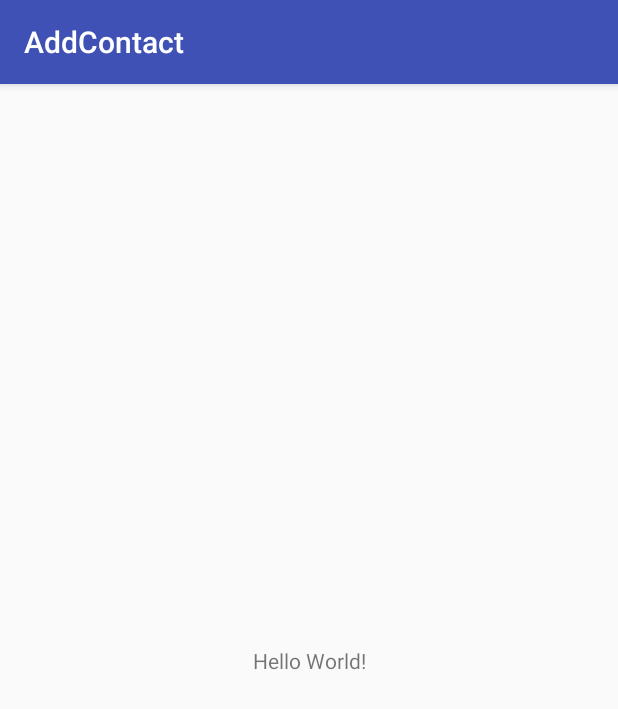
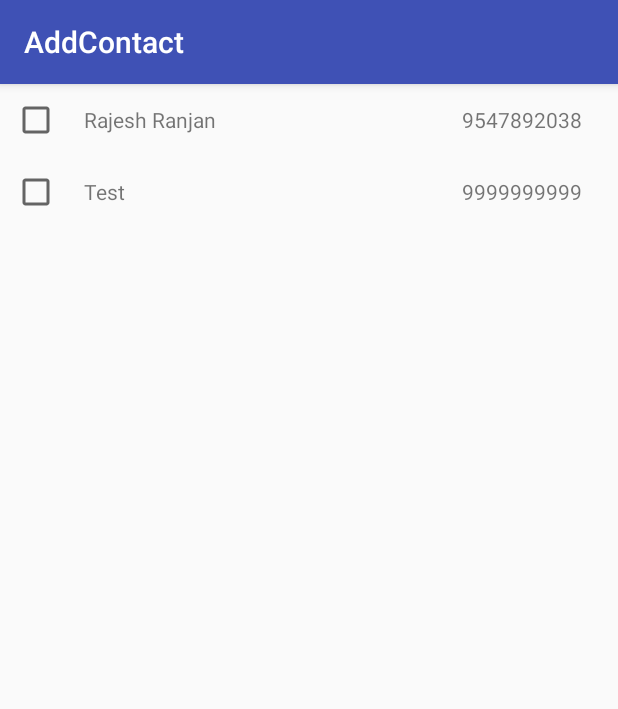
Before and after one commit to VeeraAnudeep/AddCsvContacts, an Android app: the screen it shows after launch (MainActivity), on a phone screen of 412 x 824 dp. Shown: the top 709 px of the screen. Run offline under Robolectric (Android 15) with nearby library versions, the phone set to English and light mode, and no system bars.

```diff
--- a/app/build.gradle
+++ b/app/build.gradle
@@ -24,6 +24,8 @@ dependencies {
     androidTestCompile('com.android.support.test.espresso:espresso-core:2.2.2', {
         exclude group: 'com.android.support', module: 'support-annotations'
     })
+    compile 'com.android.support:recyclerview-v7:25.3.1'
+    compile 'com.android.support:design:25.3.1'
     compile 'com.android.support:appcompat-v7:25.3.1'
     compile 'com.android.support.constraint:constraint-layout:1.0.2'
     testCompile 'junit:junit:4.12'
--- a/app/src/main/java/com/veera/addcontacts/CSVFile.java
+++ b/app/src/main/java/com/veera/addcontacts/CSVFile.java
@@ -7,13 +7,13 @@ import java.util.ArrayList;
 import java.util.List;
 
 public class CSVFile {
-    InputStream inputStream;
+    private InputStream inputStream;
 
     public CSVFile(InputStream inputStream){
         this.inputStream = inputStream;
     }
 
-    public List read(){
+    public List<String[]> read(){
         List resultList = new ArrayList();
         BufferedReader reader = new BufferedReader(new InputStreamReader(inputStream));
         try {
--- /dev/null
+++ b/app/src/main/java/com/veera/addcontacts/ContactAdapter.java
@@ -0,0 +1,56 @@
+package com.veera.addcontacts;
+
+import android.support.v7.widget.RecyclerView;
+import android.view.LayoutInflater;
+import android.view.View;
+import android.view.ViewGroup;
+import android.widget.CheckBox;
+import android.widget.TextView;
+
+import java.util.List;
+
+/**
+ * Created by veera on 21/06/17.
+ */
+
+public class ContactAdapter extends RecyclerView.Adapter<ContactAdapter.ContactViewHolder> {
+
+    private List<User> users;
+
+    @Override
+    public ContactViewHolder onCreateViewHolder(ViewGroup parent, int viewType) {
+        View view = LayoutInflater.from(parent.getContext()).inflate(R.layout.contact_item, parent, false);
+        return new ContactViewHolder(view);
+    }
+
+    @Override
+    public void onBindViewHolder(ContactViewHolder holder, int position) {
+        User user = users.get(position);
+        holder.phone.setText(user.getPhone());
+        holder.name.setText(user.getName());
+        holder.checkBox.setSelected(user.isSelected());
+    }
+
+    public void setUsers(List<User> users) {
+        this.users = users;
+        notifyDataSetChanged();
+    }
+
+    @Override
+    public int getItemCount() {
+        return users != null ? users.size() : 0;
+    }
+
+    class ContactViewHolder extends RecyclerView.ViewHolder {
+        TextView name;
+        TextView phone;
+        CheckBox checkBox;
+
+        public ContactViewHolder(View itemView) {
+            super(itemView);
+            name = (TextView) itemView.findViewById(R.id.name);
+            phone = (TextView) itemView.findViewById(R.id.phone);
+            checkBox = (CheckBox) itemView.findViewById(R.id.checkbox);
+        }
+    }
+}
--- a/app/src/main/java/com/veera/addcontacts/MainActivity.java
+++ b/app/src/main/java/com/veera/addcontacts/MainActivity.java
@@ -1,6 +1,8 @@
 package com.veera.addcontacts;
 
 import android.os.Bundle;
+import android.support.v7.widget.LinearLayoutManager;
+import android.support.v7.widget.RecyclerView;
 
 import com.veera.addcontacts.mvp.BaseActivity;
 
@@ -9,14 +11,27 @@ import java.util.List;
 
 public class MainActivity extends BaseActivity<Presenter> implements MainView {
 
+    private RecyclerView recyclerView;
+    private ContactAdapter contactAdapter;
+
     @Override
     protected void onCreate(Bundle savedInstanceState) {
         super.onCreate(savedInstanceState);
         setContentView(R.layout.activity_main);
+        recyclerView = (RecyclerView) findViewById(R.id.recyclerView);
+        recyclerView.setLayoutManager(new LinearLayoutManager(this));
+        recyclerView.setAdapter(contactAdapter = new ContactAdapter());
+        getPresenter().readCsv();
     }
 
     @Override
     public Presenter getNewPresenter() {
-        return new Presenter();
+        InputStream inputStream = getResources().openRawResource(R.raw.contacts);
+        return new Presenter(inputStream);
+    }
+
+    @Override
+    public void showContacts(List<User> contacts) {
+        contactAdapter.setUsers(contacts);
     }
 }
--- a/app/src/main/java/com/veera/addcontacts/MainView.java
+++ b/app/src/main/java/com/veera/addcontacts/MainView.java
@@ -1,10 +1,14 @@
 package com.veera.addcontacts;
 
 import com.veera.addcontacts.mvp.MVPBaseView;
+
+import java.util.List;
 
 /**
  * Created by veera on 20/06/17.
  */
 
 public interface MainView extends MVPBaseView<Presenter> {
+
+    void showContacts(List<User> contact);
 }
--- a/app/src/main/java/com/veera/addcontacts/Presenter.java
+++ b/app/src/main/java/com/veera/addcontacts/Presenter.java
@@ -1,12 +1,33 @@
 package com.veera.addcontacts;
 
 import com.veera.addcontacts.mvp.MVPBasePresenter;
+
+import java.io.InputStream;
+import java.util.ArrayList;
+import java.util.List;
 
 /**
  * Created by veera on 20/06/17.
  */
 
 public class Presenter extends MVPBasePresenter<MainView> {
+    private InputStream inputStream;
 
+    public Presenter(InputStream inputStream) {
+        this.inputStream = inputStream;
+    }
 
+    public void readCsv() {
+        CSVFile csvFile = new CSVFile(inputStream);
+        List<String[]> contacts = csvFile.read();
+        List<User> users = new ArrayList<>();
+        for (int i = 1; i < contacts.size(); i++) {
+            String[] contact = contacts.get(i);
+            User user = new User();
+            user.setName(contact[0]);
+            user.setPhone(contact[1]);
+            users.add(user);
+        }
+        getView().showContacts(users);
+    }
 }
--- a/app/src/main/java/com/veera/addcontacts/User.java
+++ b/app/src/main/java/com/veera/addcontacts/User.java
@@ -7,6 +7,15 @@ package com.veera.addcontacts;
 public class User {
     private String name;
     private String phone;
+    private boolean isSelected;
+
+    public boolean isSelected() {
+        return isSelected;
+    }
+
+    public void setSelected(boolean selected) {
+        isSelected = selected;
+    }
 
     public String getName() {
         return name;
--- a/app/src/main/res/layout/activity_main.xml
+++ b/app/src/main/res/layout/activity_main.xml
@@ -1,18 +1,15 @@
 <?xml version="1.0" encoding="utf-8"?>
 <android.support.constraint.ConstraintLayout xmlns:android="http://schemas.android.com/apk/res/android"
-    xmlns:app="http://schemas.android.com/apk/res-auto"
     xmlns:tools="http://schemas.android.com/tools"
     android:layout_width="match_parent"
     android:layout_height="match_parent"
     tools:context="com.veera.addcontacts.MainActivity">
 
-    <TextView
-        android:layout_width="wrap_content"
-        android:layout_height="wrap_content"
-        android:text="Hello World!"
-        app:layout_constraintBottom_toBottomOf="parent"
-        app:layout_constraintLeft_toLeftOf="parent"
-        app:layout_constraintRight_toRightOf="parent"
-        app:layout_constraintTop_toTopOf="parent" />
+    <android.support.v7.widget.RecyclerView
+        android:id="@+id/recyclerView"
+        android:layout_width="match_parent"
+        android:layout_height="wrap_content">
+
+    </android.support.v7.widget.RecyclerView>
 
 </android.support.constraint.ConstraintLayout>
--- /dev/null
+++ b/app/src/main/res/layout/contact_item.xml
@@ -0,0 +1,32 @@
+<?xml version="1.0" encoding="utf-8"?>
+<RelativeLayout xmlns:android="http://schemas.android.com/apk/res/android"
+    xmlns:tools="http://schemas.android.com/tools"
+    android:layout_width="match_parent"
+    android:layout_height="wrap_content"
+    android:layout_margin="8dp"
+    android:orientation="horizontal">
+
+    <android.support.v7.widget.AppCompatCheckBox
+        android:id="@+id/checkbox"
+        android:layout_width="wrap_content"
+        android:layout_height="wrap_content"
+        android:layout_marginEnd="16dp" />
+
+    <TextView
+        android:id="@+id/name"
+        android:layout_width="wrap_content"
+        android:layout_height="wrap_content"
+        android:layout_centerVertical="true"
+        android:layout_toEndOf="@+id/checkbox"
+        tools:text="Anudeep" />
+
+    <TextView
+        android:layout_marginEnd="16dp"
+        android:id="@+id/phone"
+        android:layout_width="wrap_content"
+        android:layout_height="wrap_content"
+        android:layout_alignParentEnd="true"
+        android:layout_centerVertical="true"
+        tools:text="9085596712" />
+
+</RelativeLayout>
```
